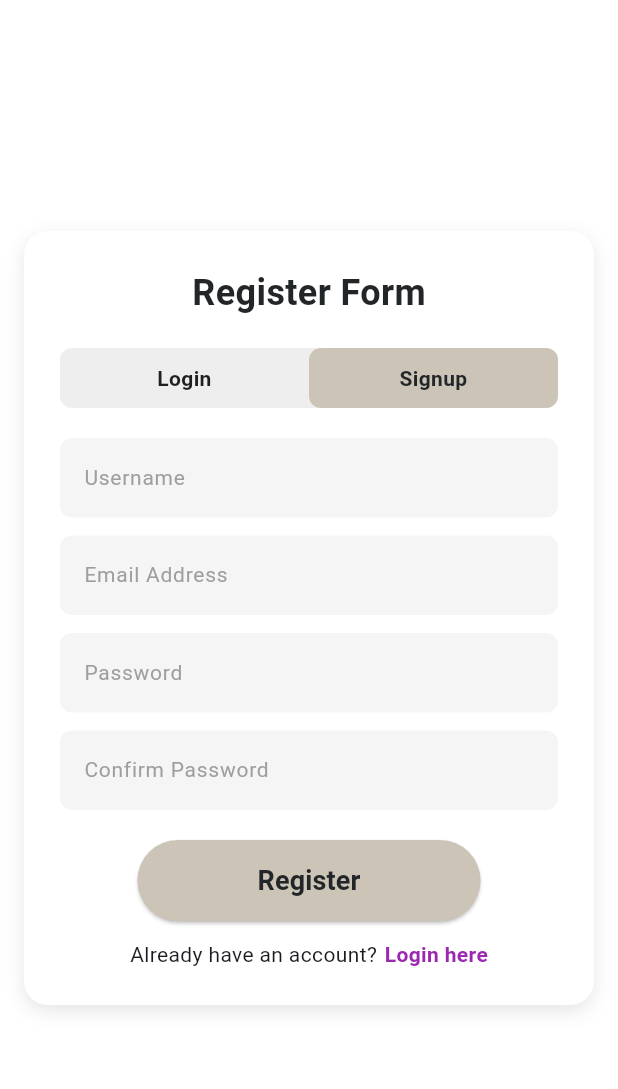
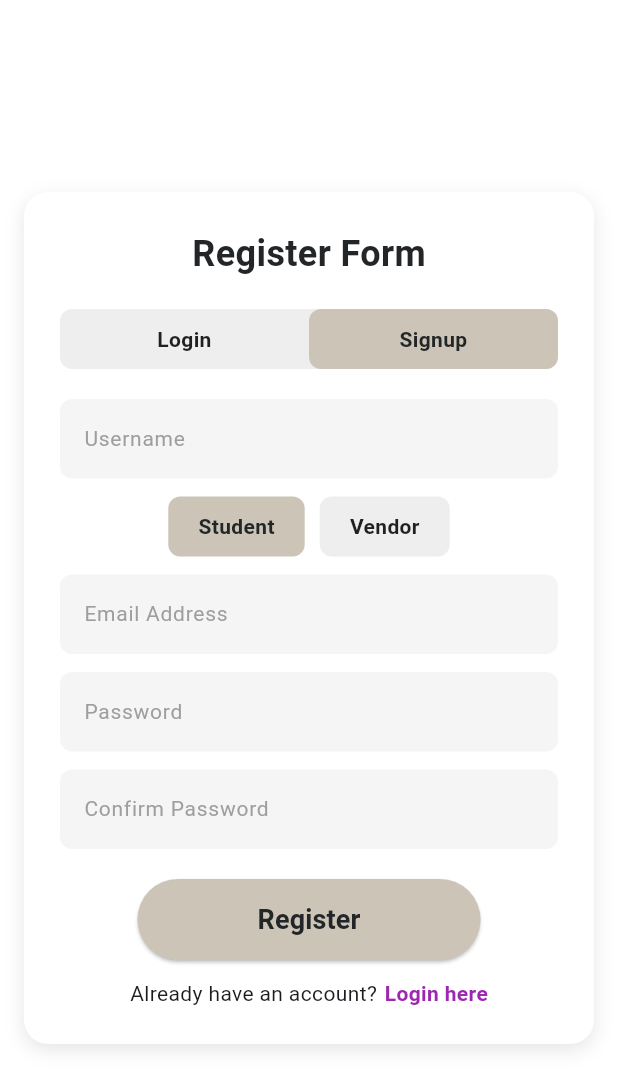
Before and after one commit to mrDracarysCS/campus_cart, a Flutter app: the LoginRegisterView screen opened directly, after a tap on "Signup", after a tap on "Register", on a phone screen of 412 x 824 dp. Shown: the top 1089 px of the screen. Run offline on Flutter 3.47's test engine with Material 3 defaults, Android fonts, the light colour scheme and no system bars; our stand-ins replace google_fonts, supabase_flutter; accounts and stored records are empty.

Commit message:
login_register_update

```diff
--- a/campus_cart/lib/views/auth/login_register_view.dart
+++ b/campus_cart/lib/views/auth/login_register_view.dart
@@ -12,6 +12,7 @@ class LoginRegisterView extends StatefulWidget {
 
 class _LoginRegisterViewState extends State<LoginRegisterView> {
   late bool isLogin;
+  String selectedRole = "Student"; // ✅ Default role
 
   final TextEditingController _emailController = TextEditingController();
   final TextEditingController _passwordController = TextEditingController();
@@ -83,6 +84,17 @@ class _LoginRegisterViewState extends State<LoginRegisterView> {
                   isPassword: false,
                 ),
                 const SizedBox(height: 12),
+
+                // ✅ Role Selection (Student or Vendor)
+                Row(
+                  mainAxisAlignment: MainAxisAlignment.center,
+                  children: [
+                    _roleOption("Student"),
+                    const SizedBox(width: 10),
+                    _roleOption("Vendor"),
+                  ],
+                ),
+                const SizedBox(height: 12),
               ],
 
               // Email field
@@ -131,8 +143,7 @@ class _LoginRegisterViewState extends State<LoginRegisterView> {
               ElevatedButton(
                 onPressed: () {
                   if (!isLogin &&
-                      _passwordController.text !=
-                          _confirmPasswordController.text) {
+                      _passwordController.text != _confirmPasswordController.text) {
                     ScaffoldMessenger.of(context).showSnackBar(
                       const SnackBar(
                         content: Text("Passwords do not match!"),
@@ -141,7 +152,12 @@ class _LoginRegisterViewState extends State<LoginRegisterView> {
                     );
                     return;
                   }
-                  // TODO: Add logic for login/register
+
+                  if (!isLogin) {
+                    debugPrint("Register as $selectedRole");
+                  }
+
+                  // TODO: Add login/register logic
                 },
                 style: ElevatedButton.styleFrom(
                   padding: const EdgeInsets.symmetric(vertical: 14, horizontal: 80),
@@ -185,6 +201,29 @@ class _LoginRegisterViewState extends State<LoginRegisterView> {
                 ],
               ),
             ],
+          ),
+        ),
+      ),
+    );
+  }
+
+  // ✅ Role selection buttons
+  Widget _roleOption(String role) {
+    final isSelected = selectedRole == role;
+    return GestureDetector(
+      onTap: () => setState(() => selectedRole = role),
+      child: Container(
+        padding: const EdgeInsets.symmetric(vertical: 10, horizontal: 20),
+        decoration: BoxDecoration(
+          color: isSelected ? kAccentLightColor : Colors.grey[200],
+          borderRadius: BorderRadius.circular(8),
+        ),
+        child: Text(
+          role,
+          style: TextStyle(
+            fontWeight: FontWeight.w600,
+            fontSize: 14,
+            color: isSelected ? kPrimaryDarkColor : Colors.black87,
           ),
         ),
       ),
```
